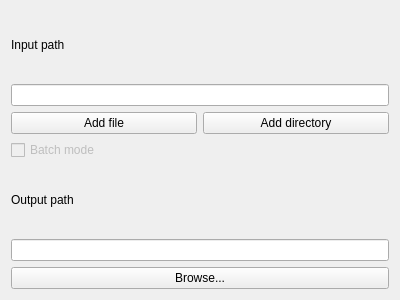
kz26/qMakeTorrent, file inputpage.ui: the form before one commit.
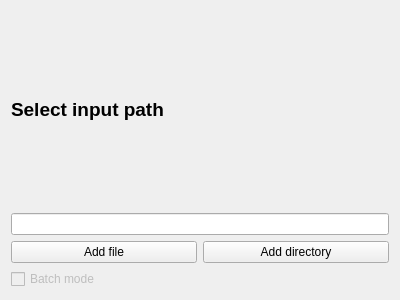
The form after the commit.

Patch:
```diff
--- a/inputpage.ui
+++ b/inputpage.ui
@@ -21,9 +21,16 @@
   </property>
   <layout class="QVBoxLayout" name="verticalLayout">
    <item>
-    <widget class="QLabel" name="inputPathLabel">
+    <widget class="QLabel" name="pageTitle">
+     <property name="font">
+      <font>
+       <pointsize>14</pointsize>
+       <weight>75</weight>
+       <bold>true</bold>
+      </font>
+     </property>
      <property name="text">
-      <string>Input path</string>
+      <string>Select input path</string>
      </property>
     </widget>
    </item>
@@ -65,27 +72,6 @@
      </property>
     </widget>
    </item>
-   <item>
-    <widget class="QLabel" name="outputPathLabel">
-     <property name="text">
-      <string>Output path</string>
-     </property>
-    </widget>
-   </item>
-   <item>
-    <widget class="QLineEdit" name="outputPath">
-     <property name="readOnly">
-      <bool>false</bool>
-     </property>
-    </widget>
-   </item>
-   <item>
-    <widget class="QPushButton" name="outputPathButton">
-     <property name="text">
-      <string>Browse...</string>
-     </property>
-    </widget>
-   </item>
   </layout>
  </widget>
  <resources/>
```
